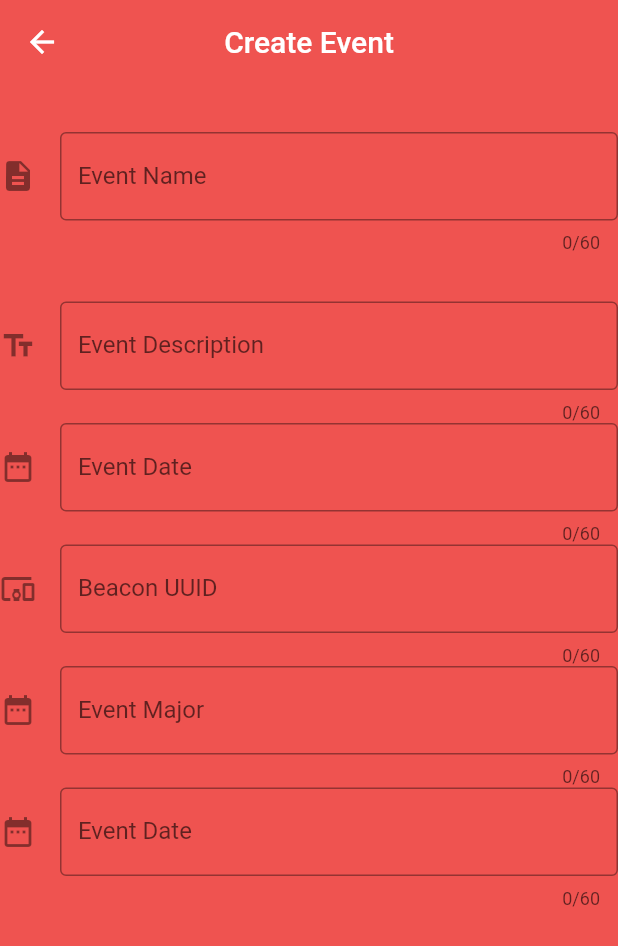
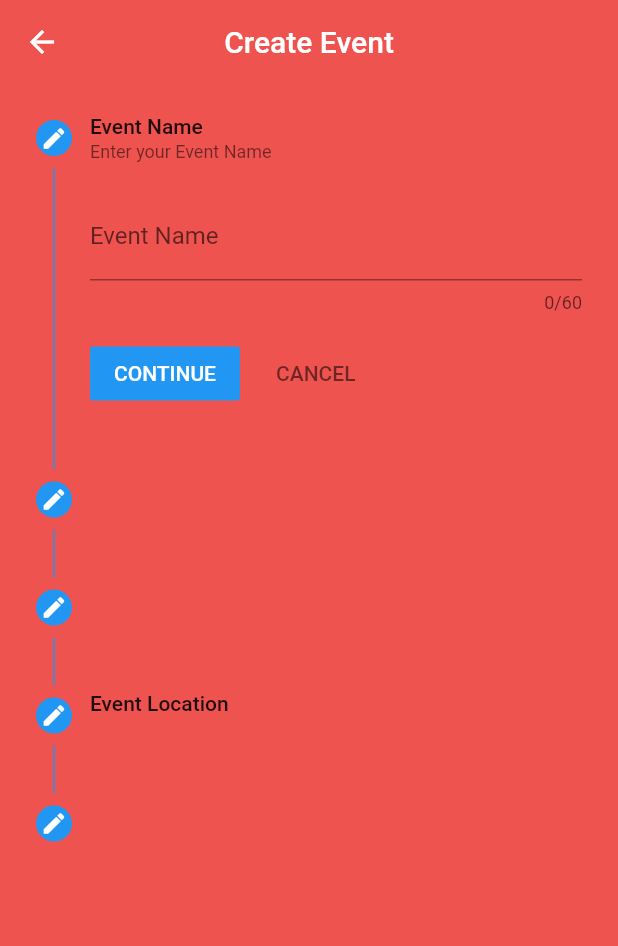
Before and after one commit to vinceramcesoliveros/Parola, a Flutter app: the EventPage screen opened by its route, on a phone screen of 412 x 824 dp. Shown: the top 946 px of the screen. Run offline on Flutter 3.47's test engine with Material 2 defaults, Android fonts, the phone set to English and light mode, and no system bars; our stand-ins replace cached_network_image, cloud_firestore, firebase_auth, firebase_core, flutter_svg, font_awesome_flutter and 2 more; missing offline and left inert: flutter_villains; accounts and stored records are empty.

Commit message:
Update Dart 2 and Stepper UI

```diff
--- a/lib/events/events.dart
+++ b/lib/events/events.dart
@@ -1,3 +1,4 @@
+import 'package:final_parola/events/date_time.dart';
 import 'package:flutter/material.dart';
 
 class EventPage extends StatelessWidget {
@@ -11,8 +12,8 @@ class EventPage extends StatelessWidget {
         centerTitle: true,
       ),
       body: SingleChildScrollView(
-        padding: EdgeInsets.symmetric(vertical: 32.0),
         child: Form(
+          autovalidate: true,
           child: EventForm(),
         ),
       ),
@@ -28,75 +29,119 @@ class EventForm extends StatefulWidget {
 //TODO: Finalize the UI for creating Events
 //Implement BLoC pattern for this. this is a horrible code.
 class _EventFormState extends State<EventForm> {
-  TextEditingController eventName,
+  int currentStep = 0;
+  static TextEditingController eventName,
       eventDescription,
       eventDate,
       eventTime,
       beaconUUID,
       major,
       minor;
-  @override
-  Widget build(BuildContext context) {
-    return Column(
-      children: <Widget>[
-        TextFormField(
+  List<Step> steps = [
+    Step(
+      state: StepState.editing,
+      isActive: true,
+      title: Text("Event Name"),
+      subtitle: Text("Enter your Event Name"),
+      content: TextFormField(
         initialValue: "",
         controller: eventName,
         decoration: InputDecoration(
-              icon: Icon(Icons.description),
           labelText: "Event Name",
-              border: OutlineInputBorder()),
+        ),
         maxLength: 60,
       ),
-        Padding(
-          padding: EdgeInsets.only(bottom: 32.0),
     ),
-        TextFormField(
+    Step(
+      state: StepState.editing,
+      isActive: true,
+      title: Text(""),
+      subtitle: Text(""),
+      content: TextFormField(
         initialValue: "",
         controller: eventDescription,
         decoration: InputDecoration(
           icon: Icon(Icons.text_fields),
           labelText: "Event Description",
-              border: OutlineInputBorder()),
+        ),
+        maxLength: 60,
+      ),
+    ),
+    Step(
+      state: StepState.editing,
+      isActive: true,
+      title: Text(""),
+      subtitle: Text(""),
+      content: TextFormField(
+        initialValue: "",
+        controller: eventDate,
+        decoration: InputDecoration(
+          labelText: "Event Date",
+        ),
+        maxLength: 60,
+      ),
+    ),
+    Step(
+        state: StepState.editing,
+        isActive: true,
+        title: Text("Event Location"),
+        subtitle: Text(""),
+        content: Text("")),
+    Step(
+      state: StepState.editing,
+      isActive: true,
+      title: Text(""),
+      subtitle: Text(""),
+      content: Column(children: [
+        TextFormField(
+          initialValue: "",
+          controller: beaconUUID,
+          decoration: InputDecoration(
+            labelText: "Beacon UUID",
+          ),
           maxLength: 60,
         ),
         TextFormField(
           initialValue: "",
-          controller: eventDate,
+          controller: minor,
           decoration: InputDecoration(
-              icon: Icon(Icons.date_range),
-              labelText: "Event Date",
-              border: OutlineInputBorder()),
-          maxLength: 60,
+            labelText: "Minor",
           ),
-        TextFormField(
-          initialValue: "",
-          controller: beaconUUID,
-          decoration: InputDecoration(
-              icon: Icon(Icons.devices_other),
-              labelText: "Beacon UUID",
-              border: OutlineInputBorder()),
           maxLength: 60,
         ),
         TextFormField(
           initialValue: "",
           controller: major,
           decoration: InputDecoration(
-              icon: Icon(Icons.date_range),
-              labelText: "Event Major",
-              border: OutlineInputBorder()),
+            labelText: "Major",
+          ),
           maxLength: 60,
         ),
-        TextFormField(
-          initialValue: "",
-          controller: minor,
-          decoration: InputDecoration(
-              icon: Icon(Icons.date_range),
-              labelText: "Event Date",
-              border: OutlineInputBorder()),
-          maxLength: 60,
+      ]),
     ),
-      ],
+  ];
+  @override
+  Widget build(BuildContext context) {
+    return Container(
+      child: Stepper(
+        steps: steps,
+        currentStep: currentStep,
+        onStepTapped: (step) {
+          setState(() {
+            currentStep = step;
+          });
+        },
+        onStepCancel: () {
+          setState(() {
+            currentStep > 0 ? currentStep -= 1 : currentStep = 0;
+          });
+        },
+        onStepContinue: () {
+          setState(() {
+            currentStep < steps.length - 1 ? currentStep += 1 : currentStep = 0;
+          });
+        },
+      ),
     );
   }
 }
--- a/lib/home/body.dart
+++ b/lib/home/body.dart
@@ -30,6 +30,7 @@ class EventListView extends StatelessWidget {
 
   @override
   Widget build(BuildContext context) {
+    double phoneSize = MediaQuery.of(context).size.shortestSide;
     return ListView.builder(
       itemCount: eventDocuments.length,
       itemExtent: 90.0,
@@ -37,7 +38,6 @@ class EventListView extends StatelessWidget {
         String eventTitle = eventDocuments[index].data['eventName'].toString();
         String eventDate = eventDocuments[index].data['eventDate'].toString();
         String eventPic = eventDocuments[index].data['eventPicURL'].toString();
-        double phoneSize = MediaQuery.of(context).size.shortestSide;
         return Card(
           child: GestureDetector(
             child: ListTile(
@@ -46,7 +46,6 @@ class EventListView extends StatelessWidget {
               leading: CachedNetworkImage(
                 height: phoneSize / 2,
                 imageUrl: eventPic,
-                placeholder: CircularProgressIndicator(),
               ),
               onTap: () {
                 //FIXME: When we tap to this index, we want to display the info about the event.
--- a/lib/login/login.dart
+++ b/lib/login/login.dart
@@ -55,7 +55,7 @@ class ParolaIcon extends StatelessWidget {
           padding: EdgeInsets.only(top: 64.0),
           child: CircleAvatar(
             maxRadius: 64.0,
-            backgroundColor: Colors.deepPurpleAccent[200],
+            backgroundColor: Colors.orange[200],
             child: svg,
           ),
         ),
--- a/pubspec.yaml
+++ b/pubspec.yaml
@@ -16,6 +16,7 @@ dependencies:
   firebase_core: ^0.2.5
   flutter_villains:
   cached_network_image:
+  intl:
   # The following adds the Cupertino Icons font to your application.
   # Use with the CupertinoIcons class for iOS style icons.
   cupertino_icons: ^0.1.2
```
Also changed, not shown: lib/events/date_time.dart (added, +108 -0 lines), lib/home/home.dart (+14 -13 lines), lib/main.dart (+8 -4 lines), lib/home/scaffold.dart (line endings or trailing spaces), pubspec.lock. Lines whose indentation alone changed are shown as unchanged.
